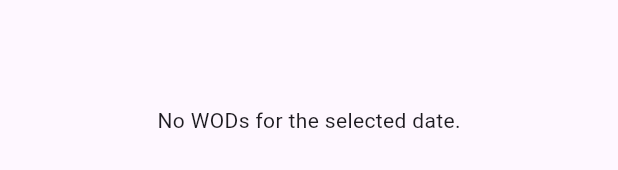
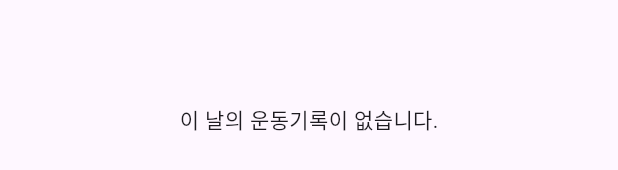
Before and after one commit to TaeBbong/babo-health, a Flutter app: the LogTab widget shown alone on an empty page, opened directly, on a phone screen of 412 x 824 dp. Shown: the part 546-716 px from the top of the screen. Run offline on Flutter 3.47's test engine with Material 3 defaults, Android fonts, the phone set to English and light mode, and no system bars; our stand-ins replace flutter_form_builder, font_awesome_flutter, form_builder_validators, freezed_annotation, get, sqflite; accounts and stored records are empty.

Commit message:
fix: ui update

```diff
--- a/lib/views/tabs/tab_log.dart
+++ b/lib/views/tabs/tab_log.dart
@@ -4,9 +4,12 @@ import 'package:intl/intl.dart';
 
 import '../../viewmodels/controller_log.dart';
 
+// ignore: must_be_immutable
 class LogTab extends StatelessWidget {
   final controller = Get.find<LogController>();
   List<DropdownMenuItem<int>> items = _buildDateDropdownItems();
+
+  LogTab({super.key});
   @override
   Widget build(BuildContext context) {
     return SafeArea(
@@ -41,8 +44,7 @@ class LogTab extends StatelessWidget {
             child: Obx(() {
               // Show filtered Wods in a ListView
               if (controller.filteredWods.isEmpty) {
-                return const Center(
-                    child: const Text('No WODs for the selected date.'));
+                return const Center(child: Text('이 날의 운동기록이 없습니다.'));
               }
               return ListView.builder(
                 itemCount: controller.filteredWods.length,
@@ -51,10 +53,9 @@ class LogTab extends StatelessWidget {
                   return ListTile(
                     title: Text(wod.work),
                     subtitle: Text(
-                        'Set: ${wod.setCount}, Rep: ${wod.rep}, Weight: ${wod.weight} kg'),
+                        '세트: ${wod.setCount}, 횟수: ${wod.rep}, 중량: ${wod.weight}kg'),
                     trailing: Text(
-                      DateFormat('yyyy-MM-dd').format(
-                          DateTime.fromMillisecondsSinceEpoch(wod.date)),
+                      '${wod.weight}kg x ${wod.rep} x ${wod.setCount}',
                     ),
                   );
                 },
--- a/lib/views/view_main.dart
+++ b/lib/views/view_main.dart
@@ -27,6 +27,7 @@ class MainView extends StatelessWidget {
           () => BottomNavigationBar(
             currentIndex: bottomNavController.selectedIndex.value,
             onTap: bottomNavController.changeTabIndex,
+            selectedFontSize: 12.0,
             items: const <BottomNavigationBarItem>[
               BottomNavigationBarItem(
                 icon: FaIcon(FontAwesomeIcons.dumbbell),
```
Also changed, not shown: 1 other file.
